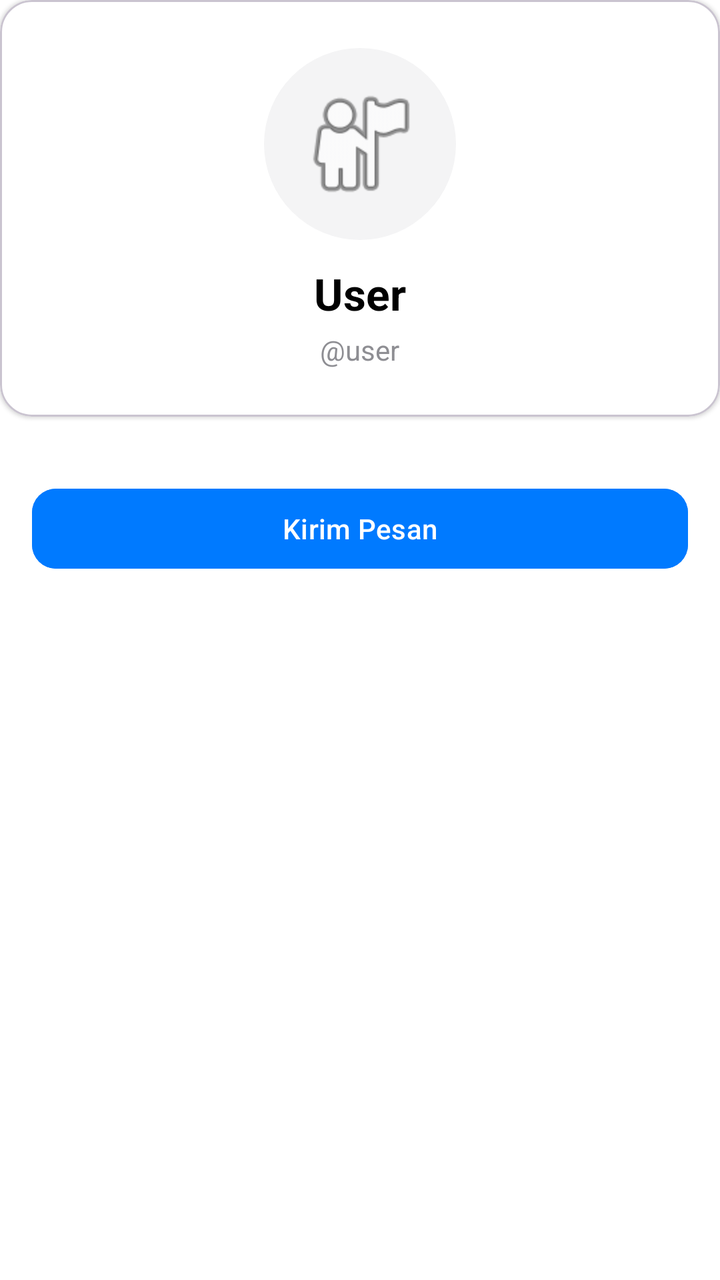
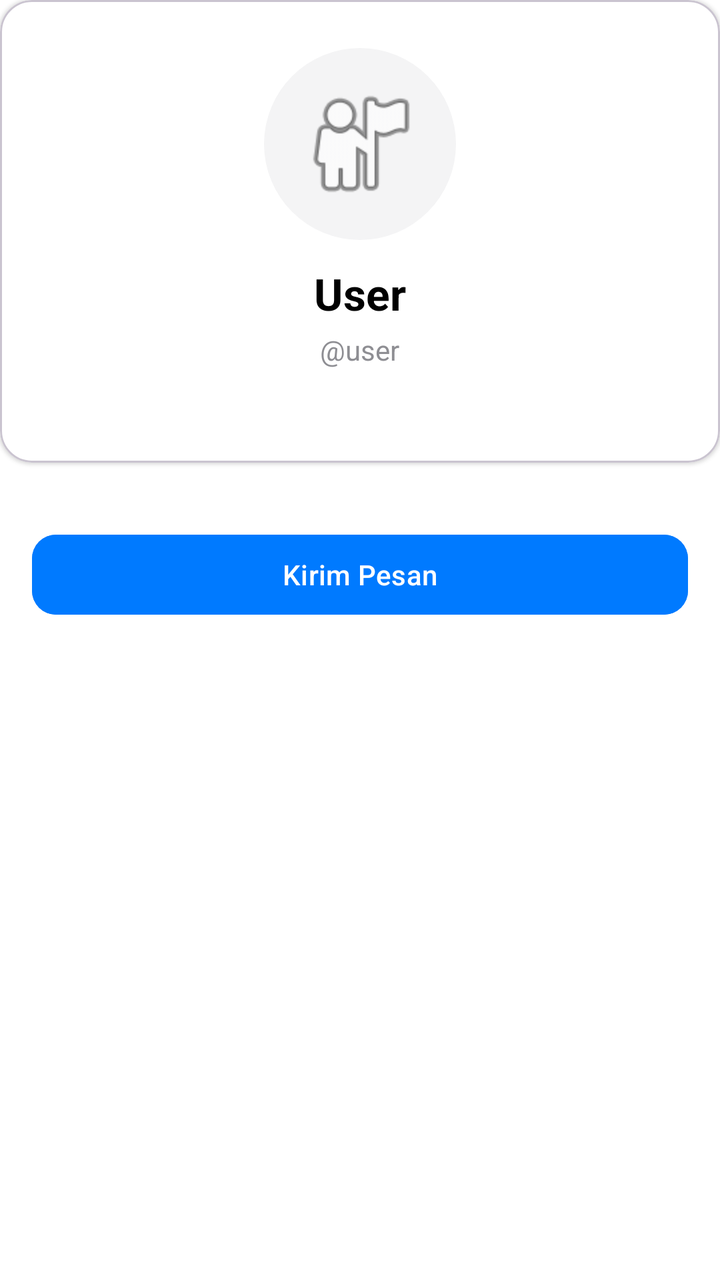

Compare the two renders of this Android layout. The source of the first and the diff that turns it into the second are given below.
<!-- AndroidManifest.xml: application theme Theme.Material3.Light.NoActionBar -->
<!-- res/layout/activity_user_profile.xml -->
<?xml version="1.0" encoding="utf-8"?>
<ScrollView xmlns:android="http://schemas.android.com/apk/res/android"
    xmlns:app="http://schemas.android.com/apk/res-auto"
    android:layout_width="match_parent"
    android:layout_height="match_parent"
    android:background="#FFFFFF">

    <LinearLayout
        android:layout_width="match_parent"
        android:layout_height="wrap_content"
        android:orientation="vertical">

        
        <com.google.android.material.card.MaterialCardView
            android:layout_width="match_parent"
            android:layout_height="wrap_content"
            app:cardCornerRadius="16dp"
            app:cardElevation="1dp"
            app:cardBackgroundColor="#FFFFFF"
            android:layout_marginBottom="16dp">

            <LinearLayout
                android:layout_width="match_parent"
                android:layout_height="wrap_content"
                android:orientation="vertical"
                android:gravity="center"
                android:padding="24dp">

                <ImageView
                    android:id="@+id/ivUserPhoto"
                    android:layout_width="96dp"
                    android:layout_height="96dp"
                    android:background="@drawable/bg_avatar_circle"
                    android:src="@android:drawable/ic_menu_myplaces"
                    android:padding="16dp"/>

                <TextView
                    android:id="@+id/tvUserName"
                    android:layout_width="wrap_content"
                    android:layout_height="wrap_content"
                    android:text="User"
                    android:textSize="22sp"
                    android:textStyle="bold"
                    android:textColor="#000000"
                    android:layout_marginTop="12dp"/>

                <TextView
                    android:id="@+id/tvUserUsername"
                    android:layout_width="wrap_content"
                    android:layout_height="wrap_content"
                    android:text="@user"
                    android:textSize="14sp"
                    android:textColor="#8E8E93"
                    android:layout_marginTop="4dp"/>
            </LinearLayout>
        </com.google.android.material.card.MaterialCardView>

        
        <com.google.android.material.card.MaterialCardView
            android:id="@+id/layoutSelfActions"
            android:layout_width="match_parent"
            android:layout_height="wrap_content"
            app:cardCornerRadius="16dp"
            app:cardElevation="1dp"
            app:cardBackgroundColor="#FFFFFF"
            android:layout_marginBottom="16dp"
            android:visibility="gone">

            <LinearLayout
                android:layout_width="match_parent"
                android:layout_height="wrap_content"
                android:orientation="horizontal"
                android:padding="16dp">

                <LinearLayout android:id="@+id/btnSetPhoto" android:layout_width="0dp" android:layout_height="wrap_content" android:layout_weight="1" android:orientation="vertical" android:gravity="center">
                    <ImageView android:layout_width="24dp" android:layout_height="24dp" android:src="@android:drawable/ic_menu_camera" app:tint="#007AFF"/>
                    <TextView android:layout_width="wrap_content" android:layout_height="wrap_content" android:text="Pasang Foto" android:textSize="12sp" android:layout_marginTop="4dp"/>
                </LinearLayout>

                <LinearLayout android:id="@+id/btnEditInfo" android:layout_width="0dp" android:layout_height="wrap_content" android:layout_weight="1" android:orientation="vertical" android:gravity="center">
                    <ImageView android:layout_width="24dp" android:layout_height="24dp" android:src="@android:drawable/ic_menu_edit" app:tint="#007AFF"/>
                    <TextView android:layout_width="wrap_content" android:layout_height="wrap_content" android:text="Ubah Info" android:textSize="12sp" android:layout_marginTop="4dp"/>
                </LinearLayout>

                <LinearLayout android:id="@+id/btnSettings" android:layout_width="0dp" android:layout_height="wrap_content" android:layout_weight="1" android:orientation="vertical" android:gravity="center">
                    <ImageView android:layout_width="24dp" android:layout_height="24dp" android:src="@android:drawable/ic_menu_preferences" app:tint="#007AFF"/>
                    <TextView android:layout_width="wrap_content" android:layout_height="wrap_content" android:text="Pengaturan" android:textSize="12sp" android:layout_marginTop="4dp"/>
                </LinearLayout>
            </LinearLayout>
        </com.google.android.material.card.MaterialCardView>

        
        <com.google.android.material.card.MaterialCardView
            android:id="@+id/layoutSettingsList"
            android:layout_width="match_parent"
            android:layout_height="wrap_content"
            app:cardCornerRadius="16dp"
            app:cardElevation="1dp"
            app:cardBackgroundColor="#FFFFFF"
            android:visibility="gone">

            <LinearLayout
                android:layout_width="match_parent"
                android:layout_height="wrap_content"
                android:orientation="vertical">

                <TextView android:layout_width="match_parent" android:layout_height="wrap_content" android:text="Akun" android:textColor="#007AFF" android:textSize="13sp" android:padding="16dp" android:textStyle="bold"/>
                <TextView android:id="@+id/rowEditProfile" android:layout_width="match_parent" android:layout_height="wrap_content" android:text="Nomor, Username, Bio" android:padding="16dp" android:textSize="15sp"/>

                <View android:layout_width="match_parent" android:layout_height="1dp" android:background="#EEEEEE" android:layout_marginStart="16dp"/>

                <TextView android:layout_width="match_parent" android:layout_height="wrap_content" android:text="Pengaturan Obrolan" android:padding="16dp" android:textSize="15sp"/>
                <TextView android:layout_width="match_parent" android:layout_height="wrap_content" android:text="Privasi &amp; Keamanan" android:padding="16dp" android:textSize="15sp"/>
                <TextView android:layout_width="match_parent" android:layout_height="wrap_content" android:text="Notifikasi" android:padding="16dp" android:textSize="15sp"/>
                <TextView android:layout_width="match_parent" android:layout_height="wrap_content" android:text="Data dan Penyimpanan" android:padding="16dp" android:textSize="15sp"/>
                <TextView android:layout_width="match_parent" android:layout_height="wrap_content" android:text="Folder Obrolan" android:padding="16dp" android:textSize="15sp"/>
                <TextView android:layout_width="match_parent" android:layout_height="wrap_content" android:text="Perangkat" android:padding="16dp" android:textSize="15sp"/>
            </LinearLayout>
        </com.google.android.material.card.MaterialCardView>

        
        <com.google.android.material.button.MaterialButton
            android:id="@+id/btnMessageUser"
            android:layout_width="match_parent"
            android:layout_height="wrap_content"
            android:text="Kirim Pesan"
            app:cornerRadius="12dp"
            android:layout_margin="16dp"
            android:backgroundTint="#007AFF"
            android:textColor="#FFFFFF"/>
    </LinearLayout>
</ScrollView>
<!-- resources referenced by this layout -->
<resources>
  <!-- drawable bg_avatar_circle (drawable) -->
  <?xml version="1.0" encoding="utf-8"?>
  <shape xmlns:android="http://schemas.android.com/apk/res/android" android:shape="oval">
      <solid android:color="@color/tg_bg_gray" />
  </shape>
  <color name="tg_bg_gray">#F4F4F5</color>
</resources>

<!-- the commit's change to res/layout/activity_user_profile.xml (unified diff, before → after) -->
@@ -49,6 +49,14 @@
                     android:layout_width="wrap_content"
                     android:layout_height="wrap_content"
                     android:text="@user"
+                    android:textSize="14sp"
+                    android:textColor="#8E8E93"
+                    android:layout_marginTop="4dp"/>
+                <TextView
+                    android:id="@+id/tvStatus"
+                    android:layout_width="wrap_content"
+                    android:layout_height="wrap_content"
+                    android:text=""
                     android:textSize="14sp"
                     android:textColor="#8E8E93"
                     android:layout_marginTop="4dp"/>
